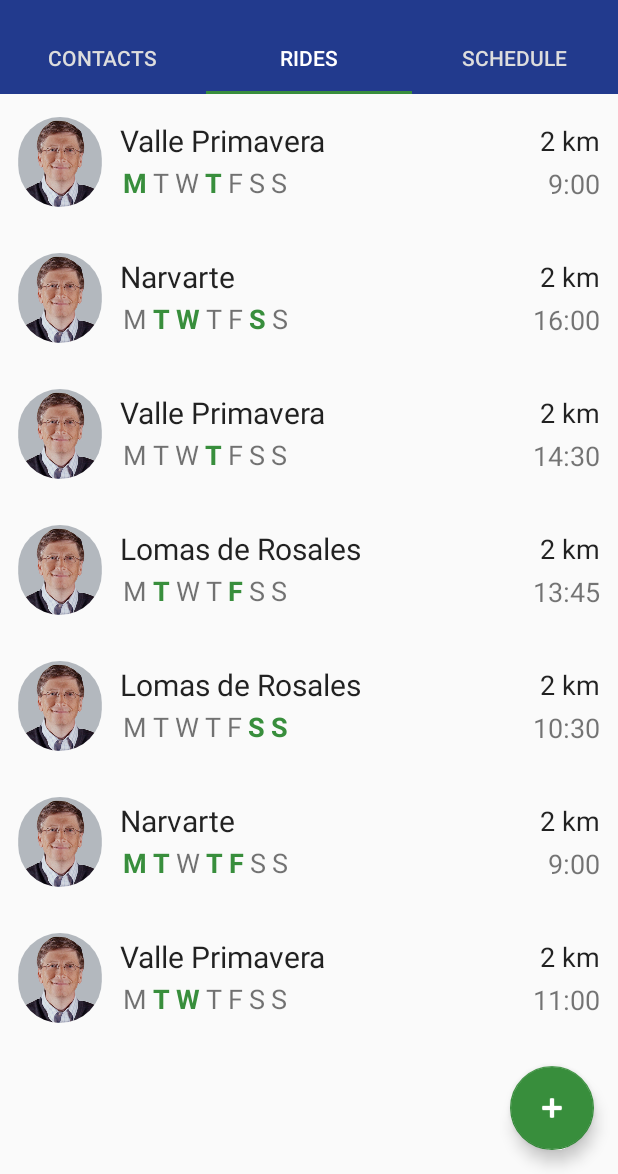
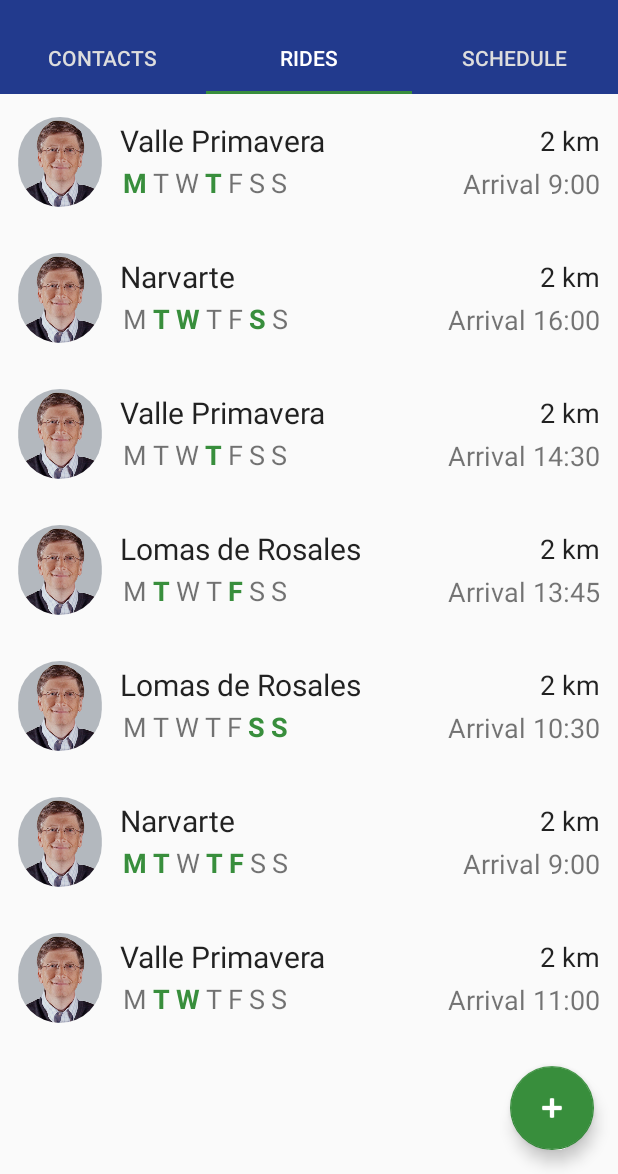
Before and after one commit to SilvaMtz/Carpooling, an Android app: the RidesFragment screen opened directly, with no data from a screen before it, on a phone screen of 412 x 824 dp, the part 62-1236 px from its top. Run offline under Robolectric (Android 15) with nearby library versions, the phone set to English and light mode, and no system bars; our stand-ins replace ButterKnife, Picasso; pictures from the network do not load.

Commit message:
Use string resource for arrival time

```diff
--- a/CarpoolingTec/app/src/main/java/itesm/mx/carpoolingtec/rides/RidesAdapter.java
+++ b/CarpoolingTec/app/src/main/java/itesm/mx/carpoolingtec/rides/RidesAdapter.java
@@ -80,7 +80,7 @@ public class RidesAdapter extends RecyclerView.Adapter<RidesAdapter.ViewHolder>
 
         holder.tvNeighborhood.setText(ride.getDriver().getLocation());
         holder.tvDistance.setText("2 km");
-        holder.tvArrival.setText(ride.getTime());
+        holder.tvArrival.setText(context.getString(R.string.arrival, ride.getTime()));
 
         setWeekdaysStyle(holder, ride.getWeekdays());
 
```
